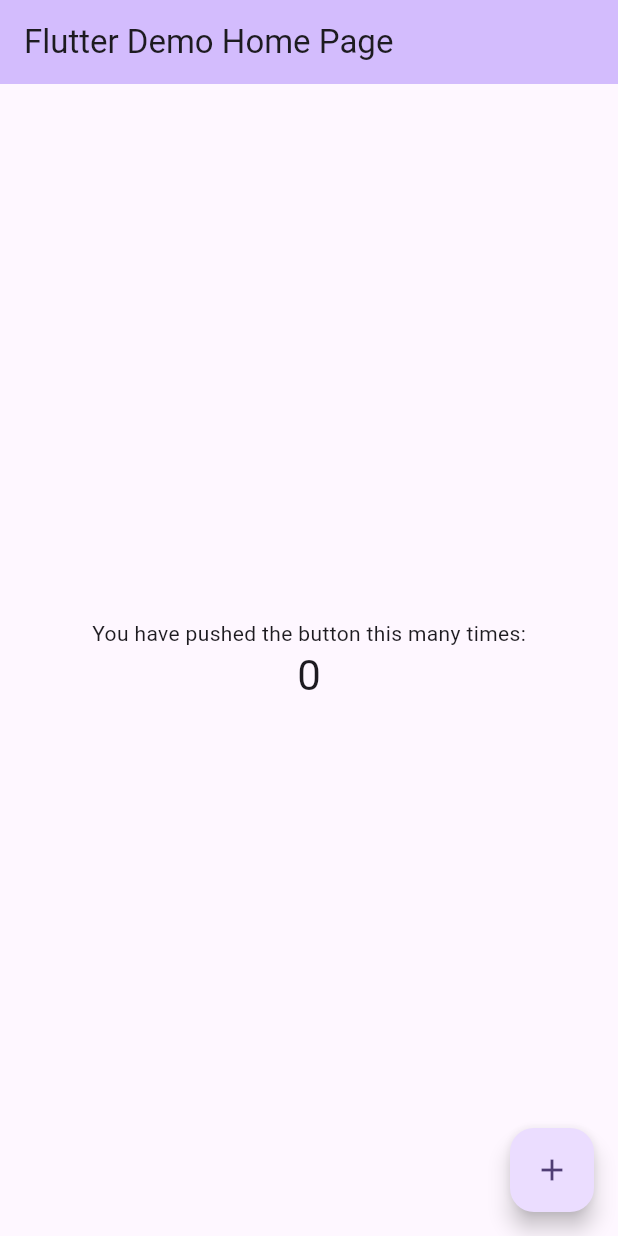
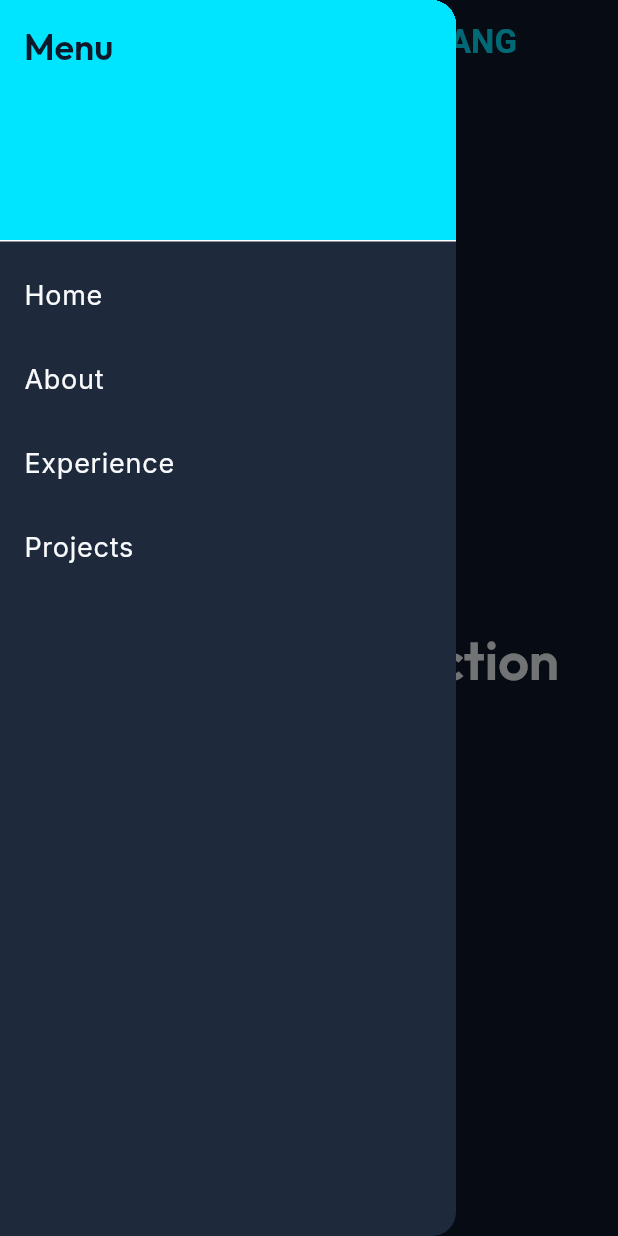
Before and after one commit to DPHLong/my_portfolio, a Flutter app: the screen it shows after launch, with the side drawer open (before the commit the screen has no drawer), on a phone screen of 412 x 824 dp. Run offline on Flutter 3.47's test engine with Material 3 defaults, Android fonts, the phone set to English and light mode, and no system bars; our stand-ins replace flutter_riverpod, go_router, google_fonts.

Commit message:
Initial project with gemini

```diff
--- /dev/null
+++ b/lib/layout/responsive_layout.dart
@@ -0,0 +1,151 @@
+import 'package:flutter/material.dart';
+import 'package:go_router/go_router.dart';
+
+class ResponsiveLayout extends StatelessWidget {
+  final Widget child;
+
+  const ResponsiveLayout({super.key, required this.child});
+
+  static bool isMobile(BuildContext context) =>
+      MediaQuery.of(context).size.width < 800;
+  static bool isDesktop(BuildContext context) =>
+      MediaQuery.of(context).size.width >= 800;
+
+  @override
+  Widget build(BuildContext context) {
+    return Scaffold(
+      appBar: isMobile(context)
+          ? AppBar(
+              title: Text(
+                'PHAM HOANG LONG DANG',
+                style: TextStyle(
+                  color: Theme.of(context).primaryColor,
+                  fontWeight: FontWeight.bold,
+                ),
+              ),
+              centerTitle: true,
+              backgroundColor: Colors.transparent,
+              elevation: 0,
+              iconTheme: IconThemeData(color: Theme.of(context).primaryColor),
+            )
+          : null,
+      drawer: isMobile(context) ? const MobileDrawer() : null,
+      body: Column(
+        children: [
+          if (isDesktop(context)) const DesktopNavBar(),
+          Expanded(child: child),
+        ],
+      ),
+    );
+  }
+}
+
+class DesktopNavBar extends StatelessWidget {
+  const DesktopNavBar({super.key});
+
+  @override
+  Widget build(BuildContext context) {
+    return Container(
+      height: 100,
+      padding: const EdgeInsets.symmetric(horizontal: 64),
+      child: Row(
+        mainAxisAlignment: MainAxisAlignment.spaceBetween,
+        children: [
+          Text(
+            'PHAM HOANG LONG DANG',
+            style: Theme.of(context).textTheme.headlineMedium?.copyWith(
+              color: Theme.of(context).primaryColor,
+              fontWeight: FontWeight.bold,
+            ),
+          ),
+          const Row(
+            children: [
+              _NavBarItem(title: 'Home', route: '/'),
+              _NavBarItem(title: 'About', route: '/about'),
+              _NavBarItem(title: 'Experience', route: '/experience'),
+              _NavBarItem(title: 'Projects', route: '/projects'),
+            ],
+          ),
+        ],
+      ),
+    );
+  }
+}
+
+class _NavBarItem extends StatelessWidget {
+  final String title;
+  final String route;
+
+  const _NavBarItem({required this.title, required this.route});
+
+  @override
+  Widget build(BuildContext context) {
+    return Padding(
+      padding: const EdgeInsets.only(left: 40.0),
+      child: TextButton(
+        onPressed: () {
+          context.go(route);
+        },
+        child: Text(
+          title,
+          style: Theme.of(context).textTheme.bodyMedium?.copyWith(
+            color: Colors.white,
+            fontWeight: FontWeight.w600,
+          ),
+        ),
+      ),
+    );
+  }
+}
+
+class MobileDrawer extends StatelessWidget {
+  const MobileDrawer({super.key});
+
+  @override
+  Widget build(BuildContext context) {
+    return Drawer(
+      child: ListView(
+        padding: EdgeInsets.zero,
+        children: [
+          DrawerHeader(
+            decoration: BoxDecoration(color: Theme.of(context).primaryColor),
+            child: Text(
+              'Menu',
+              style: Theme.of(context).textTheme.headlineMedium?.copyWith(
+                color: Theme.of(context).scaffoldBackgroundColor,
+              ),
+            ),
+          ),
+          ListTile(
+            title: const Text('Home'),
+            onTap: () {
+              context.go('/');
+              Navigator.pop(context);
+            },
+          ),
+          ListTile(
+            title: const Text('About'),
+            onTap: () {
+              context.go('/about');
+              Navigator.pop(context);
+            },
+          ),
+          ListTile(
+            title: const Text('Experience'),
+            onTap: () {
+              context.go('/experience');
+              Navigator.pop(context);
+            },
+          ),
+          ListTile(
+            title: const Text('Projects'),
+            onTap: () {
+              context.go('/projects');
+              Navigator.pop(context);
+            },
+          ),
+        ],
+      ),
+    );
+  }
+}
--- a/lib/main.dart
+++ b/lib/main.dart
@@ -1,122 +1,22 @@
 import 'package:flutter/material.dart';
+import 'package:flutter_riverpod/flutter_riverpod.dart';
+import 'theme/app_theme.dart';
+import 'router/app_router.dart';
 
 void main() {
-  runApp(const MyApp());
+  runApp(const ProviderScope(child: PortfolioApp()));
 }
 
-class MyApp extends StatelessWidget {
-  const MyApp({super.key});
+class PortfolioApp extends StatelessWidget {
+  const PortfolioApp({super.key});
 
-  // This widget is the root of your application.
   @override
   Widget build(BuildContext context) {
-    return MaterialApp(
-      title: 'Flutter Demo',
-      theme: ThemeData(
-        // This is the theme of your application.
-        //
-        // TRY THIS: Try running your application with "flutter run". You'll see
-        // the application has a purple toolbar. Then, without quitting the app,
-        // try changing the seedColor in the colorScheme below to Colors.green
-        // and then invoke "hot reload" (save your changes or press the "hot
-        // reload" button in a Flutter-supported IDE, or press "r" if you used
-        // the command line to start the app).
-        //
-        // Notice that the counter didn't reset back to zero; the application
-        // state is not lost during the reload. To reset the state, use hot
-        // restart instead.
-        //
-        // This works for code too, not just values: Most code changes can be
-        // tested with just a hot reload.
-        colorScheme: .fromSeed(seedColor: Colors.deepPurple),
-      ),
-      home: const MyHomePage(title: 'Flutter Demo Home Page'),
+    return MaterialApp.router(
+      title: 'PHAM HOANG LONG DANG - Portfolio',
+      theme: AppTheme.darkTheme,
+      routerConfig: goRouter,
+      debugShowCheckedModeBanner: false,
     );
   }
 }
-
-class MyHomePage extends StatefulWidget {
-  const MyHomePage({super.key, required this.title});
-
-  // This widget is the home page of your application. It is stateful, meaning
-  // that it has a State object (defined below) that contains fields that affect
-  // how it looks.
-
-  // This class is the configuration for the state. It holds the values (in this
-  // case the title) provided by the parent (in this case the App widget) and
-  // used by the build method of the State. Fields in a Widget subclass are
-  // always marked "final".
-
-  final String title;
-
-  @override
-  State<MyHomePage> createState() => _MyHomePageState();
-}
-
-class _MyHomePageState extends State<MyHomePage> {
-  int _counter = 0;
-
-  void _incrementCounter() {
-    setState(() {
-      // This call to setState tells the Flutter framework that something has
-      // changed in this State, which causes it to rerun the build method below
-      // so that the display can reflect the updated values. If we changed
-      // _counter without calling setState(), then the build method would not be
-      // called again, and so nothing would appear to happen.
-      _counter++;
-    });
-  }
-
-  @override
-  Widget build(BuildContext context) {
-    // This method is rerun every time setState is called, for instance as done
-    // by the _incrementCounter method above.
-    //
-    // The Flutter framework has been optimized to make rerunning build methods
-    // fast, so that you can just rebuild anything that needs updating rather
-    // than having to individually change instances of widgets.
-    return Scaffold(
-      appBar: AppBar(
-        // TRY THIS: Try changing the color here to a specific color (to
-        // Colors.amber, perhaps?) and trigger a hot reload to see the AppBar
-        // change color while the other colors stay the same.
-        backgroundColor: Theme.of(context).colorScheme.inversePrimary,
-        // Here we take the value from the MyHomePage object that was created by
-        // the App.build method, and use it to set our appbar title.
-        title: Text(widget.title),
-      ),
-      body: Center(
-        // Center is a layout widget. It takes a single child and positions it
-        // in the middle of the parent.
-        child: Column(
-          // Column is also a layout widget. It takes a list of children and
-          // arranges them vertically. By default, it sizes itself to fit its
-          // children horizontally, and tries to be as tall as its parent.
-          //
-          // Column has various properties to control how it sizes itself and
-          // how it positions its children. Here we use mainAxisAlignment to
-          // center the children vertically; the main axis here is the vertical
-          // axis because Columns are vertical (the cross axis would be
-          // horizontal).
-          //
-          // TRY THIS: Invoke "debug painting" (choose the "Toggle Debug Paint"
-          // action in the IDE, or press "p" in the console), to see the
-          // wireframe for each widget.
-          mainAxisAlignment: .center,
-          children: [
-            const Text('You have pushed the button this many times:'),
-            Text(
-              '$_counter',
-              style: Theme.of(context).textTheme.headlineMedium,
-            ),
-          ],
-        ),
-      ),
-      floatingActionButton: FloatingActionButton(
-        onPressed: _incrementCounter,
-        tooltip: 'Increment',
-        child: const Icon(Icons.add),
-      ),
-    );
-  }
-}
--- /dev/null
+++ b/lib/router/app_router.dart
@@ -0,0 +1,49 @@
+import 'package:flutter/material.dart';
+import 'package:go_router/go_router.dart';
+import '../layout/responsive_layout.dart';
+
+final goRouter = GoRouter(
+  initialLocation: '/',
+  routes: [
+    ShellRoute(
+      builder: (context, state, child) {
+        return ResponsiveLayout(child: child);
+      },
+      routes: [
+        GoRoute(
+          path: '/',
+          builder: (context, state) => const PlaceholderScreen(title: 'Home / Hero Section'),
+        ),
+        GoRoute(
+          path: '/about',
+          builder: (context, state) => const PlaceholderScreen(title: 'About Me & Skills'),
+        ),
+        GoRoute(
+          path: '/experience',
+          builder: (context, state) => const PlaceholderScreen(title: 'Experience Timeline'),
+        ),
+        GoRoute(
+          path: '/projects',
+          builder: (context, state) => const PlaceholderScreen(title: 'Projects Showcase'),
+        ),
+      ],
+    ),
+  ],
+);
+
+// Temporary placeholder screen
+class PlaceholderScreen extends StatelessWidget {
+  final String title;
+  const PlaceholderScreen({super.key, required this.title});
+
+  @override
+  Widget build(BuildContext context) {
+    return Center(
+      child: Text(
+        title,
+        style: Theme.of(context).textTheme.displaySmall,
+        textAlign: TextAlign.center,
+      ),
+    );
+  }
+}
--- /dev/null
+++ b/lib/theme/app_theme.dart
@@ -0,0 +1,92 @@
+import 'package:flutter/material.dart';
+import 'package:google_fonts/google_fonts.dart';
+
+class AppTheme {
+  static const Color primaryColor = Color(0xFF00E5FF); // Cyan
+  static const Color secondaryColor = Color(0xFF7C4DFF); // Deep Purple
+  static const Color backgroundColor = Color(0xFF0F172A); // Slate 900
+  static const Color surfaceColor = Color(0xFF1E293B); // Slate 800
+  static const Color textPrimaryColor = Color(0xFFF8FAFC); // Slate 50
+  static const Color textSecondaryColor = Color(0xFF94A3B8); // Slate 400
+
+  static ThemeData get darkTheme {
+    return ThemeData(
+      brightness: Brightness.dark,
+      primaryColor: primaryColor,
+      scaffoldBackgroundColor: backgroundColor,
+      canvasColor: surfaceColor,
+      colorScheme: const ColorScheme.dark(
+        primary: primaryColor,
+        secondary: secondaryColor,
+        surface: surfaceColor,
+        error: Colors.redAccent,
+        onPrimary: backgroundColor,
+        onSecondary: Colors.white,
+        onSurface: textPrimaryColor,
+      ),
+      textTheme: TextTheme(
+        displayLarge: GoogleFonts.outfit(
+          fontSize: 56,
+          fontWeight: FontWeight.bold,
+          color: textPrimaryColor,
+          letterSpacing: -1.5,
+        ),
+        displayMedium: GoogleFonts.outfit(
+          fontSize: 48,
+          fontWeight: FontWeight.bold,
+          color: textPrimaryColor,
+          letterSpacing: -0.5,
+        ),
+        displaySmall: GoogleFonts.outfit(
+          fontSize: 36,
+          fontWeight: FontWeight.w600,
+          color: textPrimaryColor,
+        ),
+        headlineMedium: GoogleFonts.outfit(
+          fontSize: 24,
+          fontWeight: FontWeight.w600,
+          color: textPrimaryColor,
+        ),
+        bodyLarge: GoogleFonts.inter(
+          fontSize: 18,
+          fontWeight: FontWeight.w400,
+          color: textSecondaryColor,
+          height: 1.6,
+        ),
+        bodyMedium: GoogleFonts.inter(
+          fontSize: 16,
+          fontWeight: FontWeight.w400,
+          color: textSecondaryColor,
+          height: 1.5,
+        ),
+        labelLarge: GoogleFonts.inter(
+          fontSize: 16,
+          fontWeight: FontWeight.w600,
+          color: backgroundColor,
+          letterSpacing: 1.2,
+        ),
+      ),
+      elevatedButtonTheme: ElevatedButtonThemeData(
+        style: ElevatedButton.styleFrom(
+          backgroundColor: primaryColor,
+          foregroundColor: backgroundColor,
+          padding: const EdgeInsets.symmetric(horizontal: 32, vertical: 20),
+          shape: RoundedRectangleBorder(
+            borderRadius: BorderRadius.circular(12),
+          ),
+          elevation: 0,
+        ),
+      ),
+      outlinedButtonTheme: OutlinedButtonThemeData(
+        style: OutlinedButton.styleFrom(
+          foregroundColor: primaryColor,
+          side: const BorderSide(color: primaryColor, width: 2),
+          padding: const EdgeInsets.symmetric(horizontal: 32, vertical: 20),
+          shape: RoundedRectangleBorder(
+            borderRadius: BorderRadius.circular(12),
+          ),
+        ),
+      ),
+    );
+  }
+}
--- a/pubspec.yaml
+++ b/pubspec.yaml
@@ -34,6 +34,9 @@ dependencies:
   # The following adds the Cupertino Icons font to your application.
   # Use with the CupertinoIcons class for iOS style icons.
   cupertino_icons: ^1.0.8
+  go_router: ^17.2.2
+  flutter_riverpod: ^3.3.1
+  google_fonts: ^8.0.2
 
 dev_dependencies:
   flutter_test:
```
Also changed, not shown: pubspec.lock, 2 other files.
